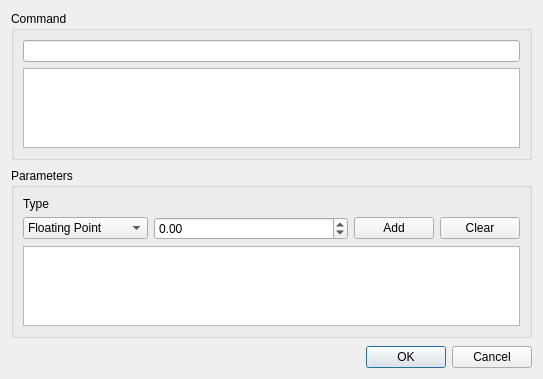
This is cxx/constellation/gui/QCommandDialog.ui in constellation-daq/Constellation as Qt 5 draws it before an edit. The edited form follows.
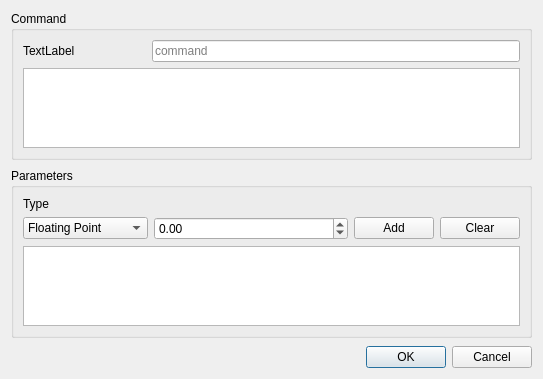
This is the edited form.

Commit message: cxx/gui: display the satellite name next to the command

Diff of the .ui file:
```diff
--- a/cxx/constellation/gui/QCommandDialog.ui
+++ b/cxx/constellation/gui/QCommandDialog.ui
@@ -22,11 +22,40 @@
      <property name="title">
       <string>Command</string>
      </property>
-     <layout class="QVBoxLayout" name="verticalLayout_2">
-      <item>
-       <widget class="QLineEdit" name="commandLineEdit"/>
+     <layout class="QGridLayout" name="gridLayout">
+      <item row="0" column="0">
+       <widget class="QLabel" name="satelliteName">
+        <property name="sizePolicy">
+         <sizepolicy hsizetype="Preferred" vsizetype="Preferred">
+          <horstretch>1</horstretch>
+          <verstretch>0</verstretch>
+         </sizepolicy>
+        </property>
+        <property name="text">
+         <string>TextLabel</string>
+        </property>
+       </widget>
       </item>
-      <item>
+      <item row="0" column="1">
+       <widget class="QLineEdit" name="commandLineEdit">
+        <property name="sizePolicy">
+         <sizepolicy hsizetype="Expanding" vsizetype="Fixed">
+          <horstretch>3</horstretch>
+          <verstretch>0</verstretch>
+         </sizepolicy>
+        </property>
+        <property name="text">
+         <string/>
+        </property>
+        <property name="placeholderText">
+         <string>command</string>
+        </property>
+        <property name="clearButtonEnabled">
+         <bool>true</bool>
+        </property>
+       </widget>
+      </item>
+      <item row="2" column="0" colspan="2">
        <widget class="QTextEdit" name="commandDescription">
         <property name="enabled">
          <bool>true</bool>
```
The commit also changes 3 other files.
